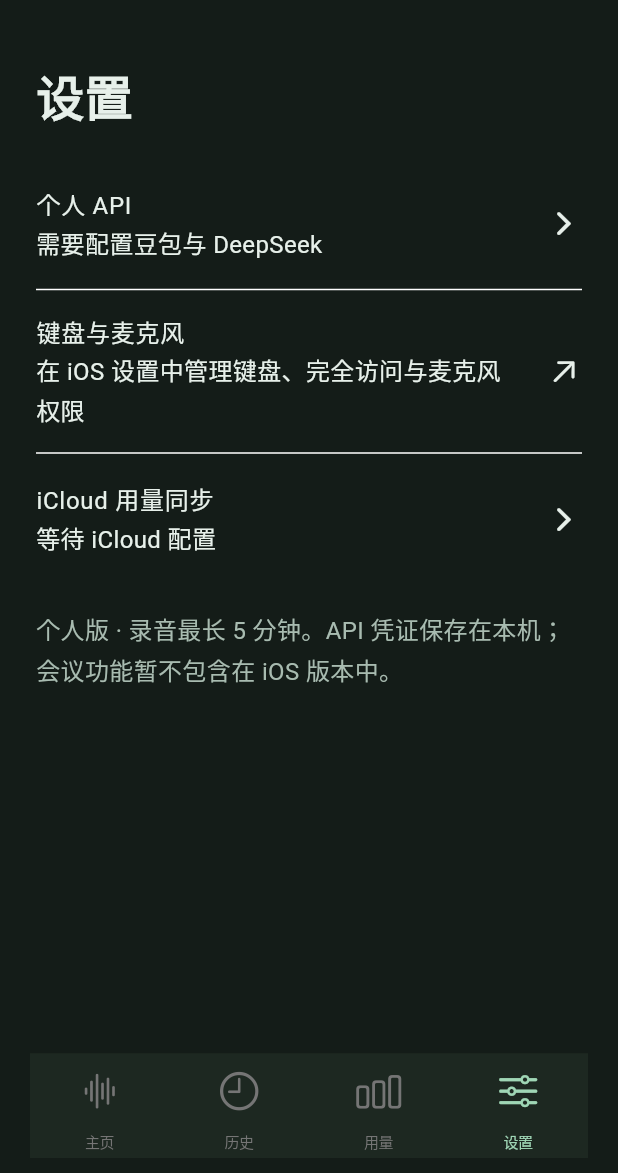
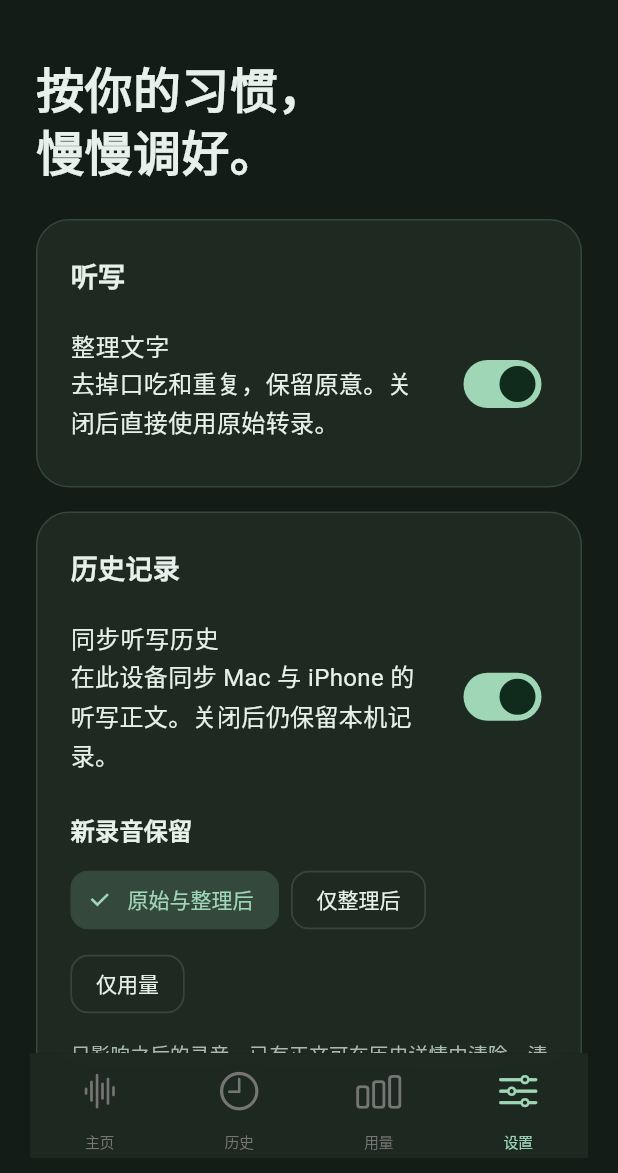
Before and after one commit to wyf-ACCEPT/utter-leaf, a Flutter app: the screen it shows after launch, item 4 of the bottom bar chosen, on a phone screen of 412 x 824 dp, the part 63-1236 px from its top. Run offline on Flutter 3.47's test engine with Material 3 defaults, Android fonts, the phone set to English and light mode, and no system bars.

Commit message:
feat(ios): replace setup cards with personal dictation settings

```diff
--- a/mobile/lib/main.dart
+++ b/mobile/lib/main.dart
@@ -531,45 +531,123 @@ class _DictationPageState extends State<DictationPage>
       ),
     ),
   );
+  Future<void> savePreference(String key, dynamic value) async {
+    if (sending) return;
+    setState(() => sending = true);
+    try {
+      await bridge.invokeMethod<void>('savePreferences', {key: value});
+      await refresh();
+    } on PlatformException {
+      if (mounted) setState(() => bridgeError = '设置未保存，请重试。');
+    } finally {
+      if (mounted) setState(() => sending = false);
+    }
+  }
+
   Widget settingsPage() => SafeArea(
     child: ListView(
       padding: const EdgeInsets.fromLTRB(24, 24, 24, 110),
       children: [
         const Text(
-          '设置',
-          style: TextStyle(fontSize: 32, fontWeight: FontWeight.w600),
+          '按你的习惯，\n慢慢调好。',
+          style: TextStyle(
+            fontSize: 32,
+            height: 1.3,
+            fontWeight: FontWeight.w600,
+          ),
         ),
         const SizedBox(height: 24),
+        if (bridgeError != null)
+          Text(bridgeError!, style: const TextStyle(color: Colors.orange)),
+        settingsCard('听写', [
+          SwitchListTile.adaptive(
+            activeTrackColor: Leaf.green,
+            contentPadding: EdgeInsets.zero,
+            title: const Text('整理文字'),
+            subtitle: const Text('去掉口吃和重复，保留原意。关闭后直接使用原始转录。'),
+            value: state['cleanup'] != false,
+            onChanged: (busy || sending)
+                ? null
+                : (value) => savePreference('cleanup', value),
+          ),
+        ]),
+        const SizedBox(height: 16),
+        settingsCard('历史记录', [
+          SwitchListTile.adaptive(
+            activeTrackColor: Leaf.green,
+            contentPadding: EdgeInsets.zero,
+            title: const Text('同步听写历史'),
+            subtitle: const Text('在此设备同步 Mac 与 iPhone 的听写正文。关闭后仍保留本机记录。'),
+            value: state['historySync'] != false,
+            onChanged: (busy || sending)
+                ? null
+                : (value) => savePreference('historySync', value),
+          ),
+          const SizedBox(height: 16),
+          const Text('新录音保留', style: TextStyle(fontWeight: FontWeight.w600)),
+          const SizedBox(height: 10),
+          Wrap(
+            spacing: 8,
+            runSpacing: 8,
+            children: const {'both': '原始与整理后', 'final': '仅整理后', 'none': '仅用量'}
+                .entries
+                .map(
+                  (entry) => ChoiceChip(
+                    label: Text(entry.value),
+                    selected: (state['retention'] ?? 'both') == entry.key,
+                    onSelected: (busy || sending)
+                        ? null
+                        : (_) => savePreference('retention', entry.key),
+                  ),
+                )
+                .toList(),
+          ),
+          const SizedBox(height: 12),
+          const Text(
+            '只影响之后的录音。已有正文可在历史详情中清除，清除会同步到其他设备。',
+            style: TextStyle(fontSize: 13, color: Leaf.muted),
+          ),
+        ]),
+        const SizedBox(height: 16),
+        settingsCard('键盘与录音', [
           ListTile(
             contentPadding: EdgeInsets.zero,
-          title: const Text('个人 API'),
-          subtitle: Text(
-            configured ? '豆包与 DeepSeek 已配置 · 保存在本机钥匙串' : '需要配置豆包与 DeepSeek',
-          ),
-          trailing: const Icon(CupertinoIcons.chevron_forward),
-          onTap: busy ? null : settings,
-        ),
-        const Divider(),
-        ListTile(
-          contentPadding: EdgeInsets.zero,
-          title: const Text('键盘与麦克风'),
-          subtitle: const Text('在 iOS 设置中管理键盘、完全访问与麦克风权限'),
+            title: const Text('管理系统权限'),
+            subtitle: const Text('键盘、完全访问与麦克风'),
             trailing: const Icon(CupertinoIcons.arrow_up_right),
             onTap: () => action('settings'),
           ),
           const Divider(),
-        ListTile(
-          contentPadding: EdgeInsets.zero,
-          title: const Text('iCloud 用量同步'),
-          subtitle: Text(state['cloudMessage'] as String? ?? '等待 iCloud 配置'),
-          trailing: const Icon(CupertinoIcons.chevron_forward),
-          onTap: () => setState(() => selectedTab = 2),
+          const Padding(
+            padding: EdgeInsets.symmetric(vertical: 12),
+            child: Text('单次录音最长 5 分钟，最后 30 秒会提醒。'),
           ),
+        ]),
         const SizedBox(height: 24),
         const Text(
-          '个人版 · 录音最长 5 分钟。API 凭证保存在本机；会议功能暂不包含在 iOS 版本中。',
-          style: TextStyle(color: Leaf.muted),
+          '言叶 · 个人版\n给表达一点空间。',
+          textAlign: TextAlign.center,
+          style: TextStyle(fontSize: 13, color: Leaf.muted),
         ),
+      ],
+    ),
+  );
+  Widget settingsCard(String title, List<Widget> children) => Container(
+    padding: const EdgeInsets.all(22),
+    decoration: BoxDecoration(
+      color: Leaf.surface,
+      borderRadius: BorderRadius.circular(22),
+      border: Border.all(color: Leaf.border),
+    ),
+    child: Column(
+      crossAxisAlignment: CrossAxisAlignment.start,
+      children: [
+        Text(
+          title,
+          style: const TextStyle(fontSize: 18, fontWeight: FontWeight.w600),
+        ),
+        const SizedBox(height: 12),
+        ...children,
       ],
     ),
   );
```
Also changed, not shown: 5 other files. Lines whose indentation alone changed are shown as unchanged.
